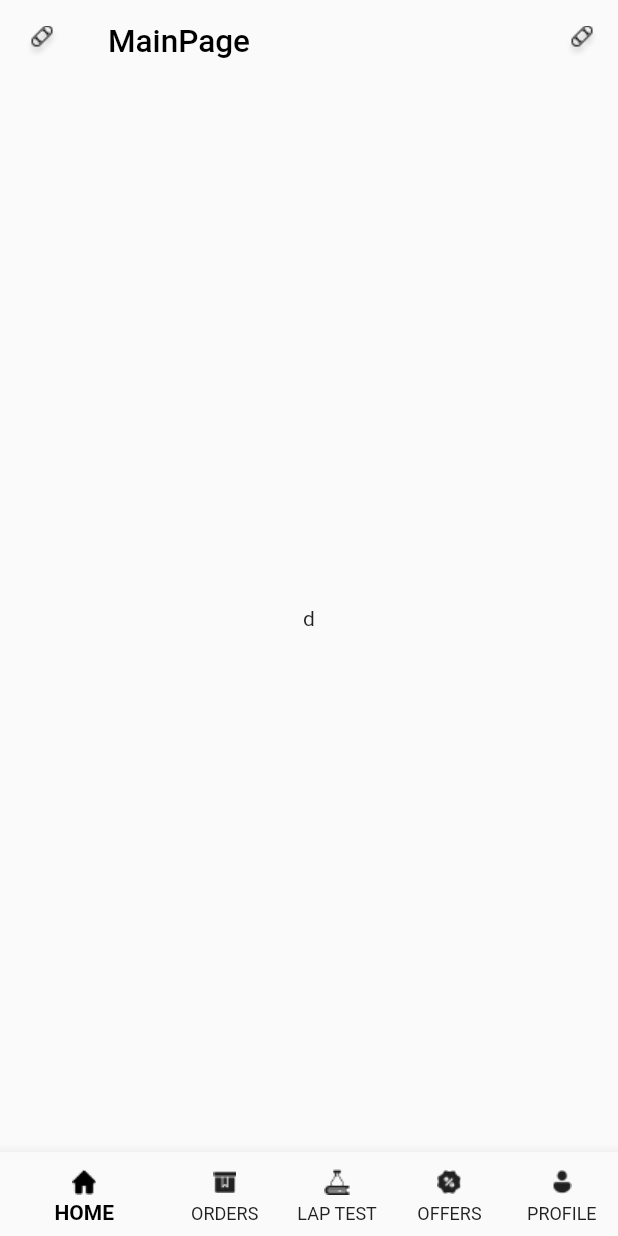
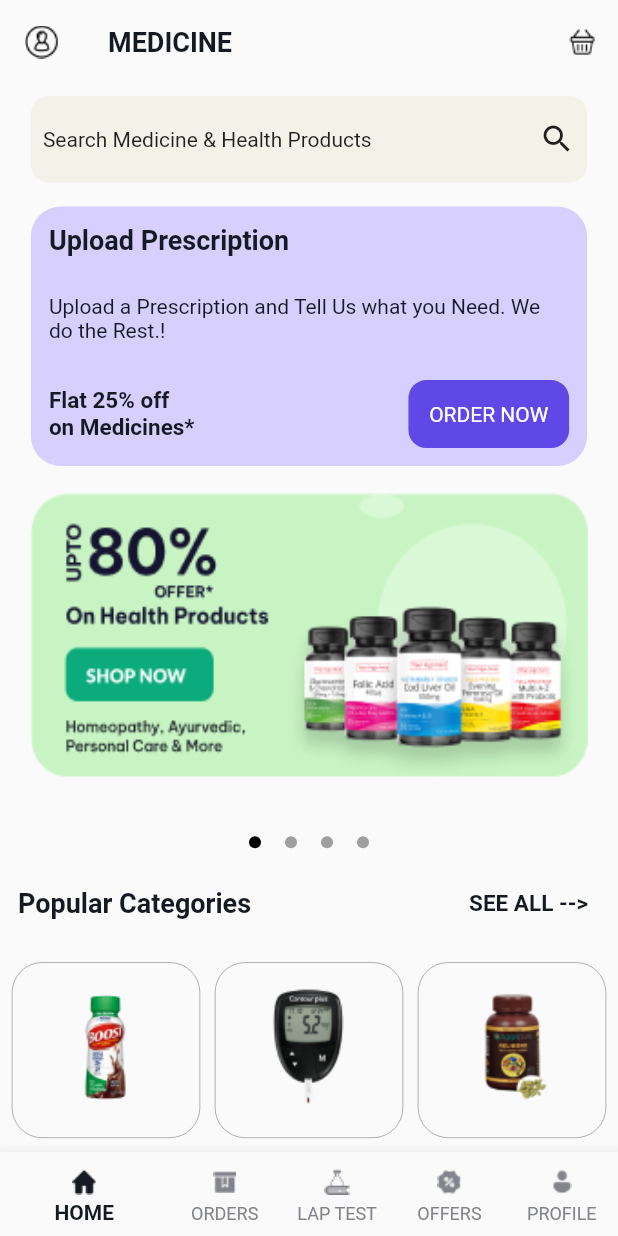
Before and after one commit to husseinkad/flutter_e-commerce, a Flutter app: the screen it shows after launch, on a phone screen of 412 x 824 dp. Run offline on Flutter 3.47's test engine with Material 2 defaults, Android fonts, the phone set to English and light mode, and no system bars.

Commit message:
updating pages

```diff
--- a/lib/main.dart
+++ b/lib/main.dart
@@ -1,4 +1,7 @@
 import 'package:flutter/material.dart';
+import 'package:task_flutter/pages/home_page.dart';
+import 'package:task_flutter/utiles/colors.dart';
+import 'package:task_flutter/utiles/text_styles.dart';
 
 void main() {
   runApp(const MyApp());
@@ -16,27 +19,27 @@ class MyApp extends StatelessWidget {
       theme: ThemeData(
         primarySwatch: Colors.blue,
       ),
-      home: const HomePage(),
+      home: const Main(),
     );
   }
 }
 
-class HomePage extends StatefulWidget {
-  const HomePage({Key? key}) : super(key: key);
+class Main extends StatefulWidget {
+  const Main({Key? key}) : super(key: key);
 
   @override
-  State<HomePage> createState() => _HomePageState();
+  State<Main> createState() => _MainState();
 }
 
-class _HomePageState extends State<HomePage> {
+class _MainState extends State<Main> {
 
   int _selectedScreenIndex = 0;
   static const List<Widget> _widgetOptions = <Widget>[
-    Text('d'),
-    Text('d'),
-    Text('d'),
-    Text('d'),
-    Text('d'),
+    HomePage(),
+    Text('ORDER'),
+    Text('LAP TEST'),
+    Text('OFFERS'),
+    Text('PROFILE'),
   ];
 
   void _selectScreen(int index) {
@@ -52,15 +55,15 @@ class _HomePageState extends State<HomePage> {
     var appBar = AppBar(
       backgroundColor: Colors.grey[50],
       elevation: 0,
-      title: const Text('MainPage', style: TextStyle(fontSize: 21, color: Colors.black),),
+      title: Text('MEDICINE', style: boldTitleStyle,),
       leading: IconButton(
         onPressed: () {},
-        icon: Image.asset('assets/bottompic.png', color: Colors.black,),
+        icon: Image.asset('assets/upperprofile.png', color: Colors.black,),
       ),
       actions: [
         IconButton(
           onPressed: () {},
-          icon: Image.asset('assets/bottompic.png', color: Colors.black,),
+          icon: Image.asset('assets/cart.png', color: Colors.black,),
         ),
       ],
     );
@@ -73,10 +76,10 @@ class _HomePageState extends State<HomePage> {
       bottomNavigationBar: BottomNavigationBar(
         showSelectedLabels: true,
         showUnselectedLabels: true,
-        unselectedLabelStyle: TextStyle(color: Colors.grey[900]),
-        selectedLabelStyle: const TextStyle(color: Colors.black, fontWeight: FontWeight.bold),
-        unselectedItemColor: Colors.grey[900],
-        selectedItemColor: Colors.black,
+        unselectedLabelStyle: TextStyle(color: customBlack),
+        selectedLabelStyle: TextStyle(color: customBlack, fontWeight: FontWeight.bold),
+        unselectedItemColor:customGrey,
+        selectedItemColor: customBlack,
 
         currentIndex: _selectedScreenIndex,
         onTap: _selectScreen,
--- a/lib/models/catgories_models.dart
+++ b/lib/models/catgories_models.dart
@@ -0,0 +1,20 @@
+class Categories{
+  final int id;
+  final String urlImage;
+  final String name;
+
+
+  Categories(this.id, this.name, this.urlImage);
+}
+
+List<Categories> category = [
+  Categories(1, 'Nutritional Drinks', 'assets/m1.png'),
+  Categories(2, 'Diabetes Care', 'assets/m8.png'),
+  Categories(3, 'Ayurveda', 'assets/m3.png'),
+  Categories(4, 'Homeopathy', 'assets/m7.png'),
+  Categories(5, 'Vitamins & Supplement', 'assets/m5.png'),
+  Categories(6, 'Healthcare Devices', 'assets/m6.png'),
+  Categories(7, 'Nutritional Drinks', 'assets/m4.png'),
+  Categories(8, 'Ayurveda', 'assets/m2.png'),
+
+];
--- /dev/null
+++ b/lib/pages/home_page.dart
@@ -0,0 +1,105 @@
+import 'package:flutter/material.dart';
+import 'package:task_flutter/pages/popular_categories_page.dart';
+import 'package:task_flutter/pages/search_page.dart';
+import 'package:task_flutter/utiles/navigator.dart';
+
+import '../utiles/media_query.dart';
+import '../widgets/adbar.dart';
+import '../widgets/adscrollbar.dart';
+import '../widgets/categories.dart';
+import '../widgets/searchbar.dart';
+import '../widgets/seeall.dart';
+
+
+class HomePage extends StatefulWidget {
+  const HomePage({Key? key}) : super(key: key);
+
+  @override
+  State<HomePage> createState() => _HomePageState();
+}
+
+class _HomePageState extends State<HomePage> {
+  var _selectedIndex = 0;
+
+  @override
+  Widget build(BuildContext context) {
+    return SingleChildScrollView(
+      child: Column(
+        children: [
+           searchBar(context, () { push( context, const SearchPage()); }),
+           adBar(context),
+           adScrollBar(),
+           seeAll((){ push(context, const PopularCategories() ); }),
+           categories(),
+        ],
+      ),
+    );
+  }
+
+  adScrollBar(){
+
+    return SizedBox(
+      height: height(context) * 0.315,
+      child: Column(
+        children: [
+          SizedBox(
+            height: height(context) * 0.28,
+            child: PageView.builder(
+
+              itemCount: 4,
+              scrollDirection: Axis.horizontal,
+              onPageChanged: (index){
+                setState((){
+                  _selectedIndex = index;
+                });
+              },
+              itemBuilder: (context, index) {
+                return Padding(
+                  padding: const EdgeInsets.symmetric(horizontal: 20, vertical: 10),
+                  child: Container(
+                      height: height(context) * 0.23,
+                      width: width(context) * 0.9,
+                      decoration: const BoxDecoration(
+                        borderRadius: BorderRadius.all(Radius.circular(20)),
+                      ),
+                      child: Image.asset('assets/ad.png', fit: BoxFit.fill,)
+                  ),
+                );
+              },
+            ),
+          ),
+          Row(
+            mainAxisAlignment: MainAxisAlignment.center,
+            children: [
+              ...List.generate(4, (index) => DotsRow(
+                  isActive: _selectedIndex == index ? true : false
+              ))
+            ],
+          )
+        ],
+      ),
+    );
+  }
+}
+
+
+class DotsRow extends StatelessWidget {
+  DotsRow({Key? key, required this.isActive}) : super(key: key);
+  final bool isActive;
+
+  @override
+  Widget build(BuildContext context) {
+    return Padding(
+      padding: const EdgeInsets.all(8.0),
+      child: AnimatedContainer(
+        duration: const Duration(microseconds: 300),
+        width: 8,
+        height: 8,
+        decoration: BoxDecoration(
+          color: isActive? Colors.black : Colors.grey,
+          borderRadius: BorderRadius.circular(8),
+        ),
+      ),
+    );
+  }
+}
--- /dev/null
+++ b/lib/utiles/colors.dart
@@ -0,0 +1,8 @@
+import 'package:flutter/material.dart';
+
+Color customGrey = const Color(0xff83848B);
+Color customBlack = const Color(0xff151921);
+Color lightGrey = const Color(0xffF3F2E9);
+Color hintGrey = const Color(0xff818286);
+Color lightPurple = const Color(0xffD7D0FF);
+Color darkPurple = const Color(0xff5F48E6);
--- /dev/null
+++ b/lib/utiles/media_query.dart
@@ -0,0 +1,10 @@
+import 'package:flutter/material.dart';
+
+
+height (context){
+  return MediaQuery.of(context).size.height;
+}
+
+width (context){
+  return MediaQuery.of(context).size.width;
+}
--- /dev/null
+++ b/lib/utiles/text_styles.dart
@@ -0,0 +1,9 @@
+import 'package:flutter/material.dart';
+import 'package:task_flutter/utiles/colors.dart';
+
+
+
+TextStyle boldTitleStyle = TextStyle(fontSize: 18, color: customBlack, fontWeight: FontWeight.bold);
+TextStyle smallBoldStyle = TextStyle(fontSize: 15, color: customBlack, fontWeight: FontWeight.bold);
+TextStyle normalStyle = TextStyle(fontSize: 14, color: customBlack,);
+TextStyle hintGreyStyle = TextStyle(fontSize: 14, color: hintGrey,);
--- /dev/null
+++ b/lib/widgets/adbar.dart
@@ -0,0 +1,53 @@
+import 'package:flutter/material.dart';
+
+import '../utiles/colors.dart';
+import '../utiles/media_query.dart';
+import '../utiles/text_styles.dart';
+
+adBar(context){
+  return Padding(
+    padding: const EdgeInsets.all(8.0),
+    child: Container(
+      height: height(context) * 0.21,
+      width: width(context) * 0.9,
+      decoration: BoxDecoration(
+        color: lightPurple,
+        borderRadius: const BorderRadius.all(Radius.circular(20)),
+      ),
+      child: Column(
+        mainAxisAlignment: MainAxisAlignment.spaceBetween,
+        crossAxisAlignment: CrossAxisAlignment.start,
+        children: [
+          Padding(
+            padding: const EdgeInsets.only(top: 12, right: 12, left: 12, bottom: 2),
+            child: Text('Upload Prescription', style: boldTitleStyle,),
+          ),
+          Padding(
+            padding: const EdgeInsets.only(top: 2, right: 12, left: 12, bottom: 2),
+            child: Text('Upload a Prescription and Tell Us what you Need. We do the Rest.!', style: normalStyle,),
+          ),
+          Padding(
+              padding: const EdgeInsets.only(top: 2, right: 12, left: 12, bottom: 12),
+              child: Row(
+                mainAxisAlignment: MainAxisAlignment.spaceBetween,
+                children: [
+                  Text('Flat 25% off \non Medicines*', style: smallBoldStyle,),
+                  InkWell(
+                    onTap: (){},
+                    child: Container(
+                      height: height(context) * 0.055,
+                      width: width(context) * 0.26,
+                      decoration: BoxDecoration(
+                        color: darkPurple,
+                        borderRadius: const BorderRadius.all(Radius.circular(12)),
+                      ),
+                      child: const Center(child: Text('ORDER NOW', style: TextStyle(color: Colors.white),)), ),
+                  )
+                ],
+              )
+          ),
+        ],
+      ),
+    ),
+  );
+}
--- /dev/null
+++ b/lib/widgets/categories.dart
@@ -0,0 +1,27 @@
+import 'package:flutter/material.dart';
+
+import '../models/catgories_models.dart';
+import 'build_categories_view.dart';
+
+
+categories(){
+  return Padding(
+    padding: const EdgeInsets.all(8.0),
+    child: Center(
+        child: GridView.builder(
+            shrinkWrap: true,
+            physics: const NeverScrollableScrollPhysics(),
+            gridDelegate:
+            const SliverGridDelegateWithFixedCrossAxisCount(
+                crossAxisCount: 3,
+                childAspectRatio: 2 / 3,
+                crossAxisSpacing: 10,
+                mainAxisSpacing: 10),
+            itemCount: 6,
+            itemBuilder: (BuildContext context, index) {
+              return buildProductsView(context, category[index]);
+            }
+        )
+    ),
+  );
+}
--- /dev/null
+++ b/lib/widgets/seeall.dart
@@ -0,0 +1,17 @@
+import 'package:flutter/material.dart';
+
+import '../utiles/text_styles.dart';
+
+seeAll(onPressed){
+  return Padding(
+    padding: const EdgeInsets.symmetric(horizontal: 12),
+    child: Row(
+      mainAxisAlignment: MainAxisAlignment.spaceBetween,
+      children: [
+        Text('Popular Categories', style: boldTitleStyle,),
+        TextButton(onPressed: onPressed, child: Text('SEE ALL -->', style: smallBoldStyle,),),
+
+      ],
+    ),
+  );
+}
```
Also changed, not shown: lib/pages/popular_categories_page.dart (added, +48 -0 lines), lib/utiles/navigator.dart (added, +14 -0 lines), lib/widgets/adscrollbar.dart (added, +69 -0 lines), lib/widgets/build_categories_view.dart (added, +56 -0 lines), lib/models/products_models.dart (deleted).
